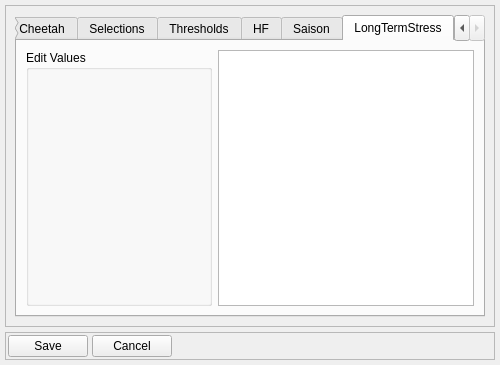
Above: dialog_settings.ui from Tria-Andy/WorkoutEditor before the change. Below: the same form after it.
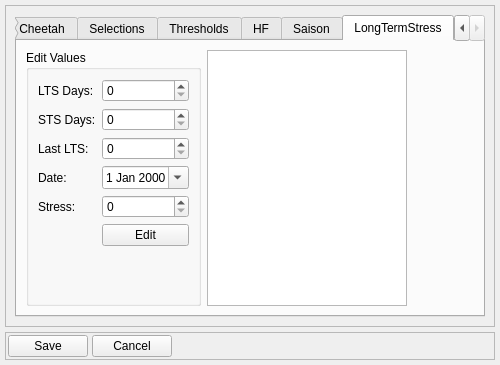
That is the form after the change. The open tabs and pages were chosen to show the change. Icons and pictures are not drawn.

```diff
--- a/dialog_settings.ui
+++ b/dialog_settings.ui
@@ -892,13 +892,109 @@
               <verstretch>0</verstretch>
              </sizepolicy>
             </property>
+            <property name="maximumSize">
+             <size>
+              <width>175</width>
+              <height>16777215</height>
+             </size>
+            </property>
             <property name="title">
              <string>Edit Values</string>
             </property>
+            <layout class="QFormLayout" name="formLayout">
+             <item row="1" column="0">
+              <widget class="QLabel" name="label_23">
+               <property name="text">
+                <string>LTS Days:</string>
+               </property>
+              </widget>
+             </item>
+             <item row="1" column="1">
+              <widget class="QSpinBox" name="spinBox_ltsDays"/>
+             </item>
+             <item row="3" column="0">
+              <widget class="QLabel" name="label_22">
+               <property name="text">
+                <string>Last LTS:</string>
+               </property>
+              </widget>
+             </item>
+             <item row="3" column="1">
+              <widget class="QSpinBox" name="spinBox_lastLTS"/>
+             </item>
+             <item row="6" column="0">
+              <widget class="QLabel" name="label_20">
+               <property name="text">
+                <string>Date:</string>
+               </property>
+              </widget>
+             </item>
+             <item row="6" column="1">
+              <widget class="QDateEdit" name="dateEdit_stress">
+               <property name="buttonSymbols">
+                <enum>QAbstractSpinBox::UpDownArrows</enum>
+               </property>
+               <property name="calendarPopup">
+                <bool>true</bool>
+               </property>
+              </widget>
+             </item>
+             <item row="8" column="0">
+              <widget class="QLabel" name="label_21">
+               <property name="text">
+                <string>Stress:</string>
+               </property>
+              </widget>
+             </item>
+             <item row="8" column="1">
+              <widget class="QSpinBox" name="spinBox_stress">
+               <property name="maximum">
+                <number>1000</number>
+               </property>
+              </widget>
+             </item>
+             <item row="9" column="1">
+              <widget class="QPushButton" name="pushButton_stressEdit">
+               <property name="text">
+                <string>Edit</string>
+               </property>
+              </widget>
+             </item>
+             <item row="2" column="0">
+              <widget class="QLabel" name="label_24">
+               <property name="text">
+                <string>STS Days:</string>
+               </property>
+              </widget>
+             </item>
+             <item row="2" column="1">
+              <widget class="QSpinBox" name="spinBox_stsDays"/>
+             </item>
+            </layout>
            </widget>
           </item>
           <item>
-           <widget class="QListWidget" name="listWidget_stressValue"/>
+           <widget class="QListWidget" name="listWidget_stressValue">
+            <property name="maximumSize">
+             <size>
+              <width>200</width>
+              <height>16777215</height>
+             </size>
+            </property>
+           </widget>
+          </item>
+          <item>
+           <spacer name="horizontalSpacer_3">
+            <property name="orientation">
+             <enum>Qt::Horizontal</enum>
+            </property>
+            <property name="sizeHint" stdset="0">
+             <size>
+              <width>40</width>
+              <height>20</height>
+             </size>
+            </property>
+           </spacer>
           </item>
          </layout>
         </widget>
```
Left out of the diff: 84 changed lines with no effect on the pictures.
